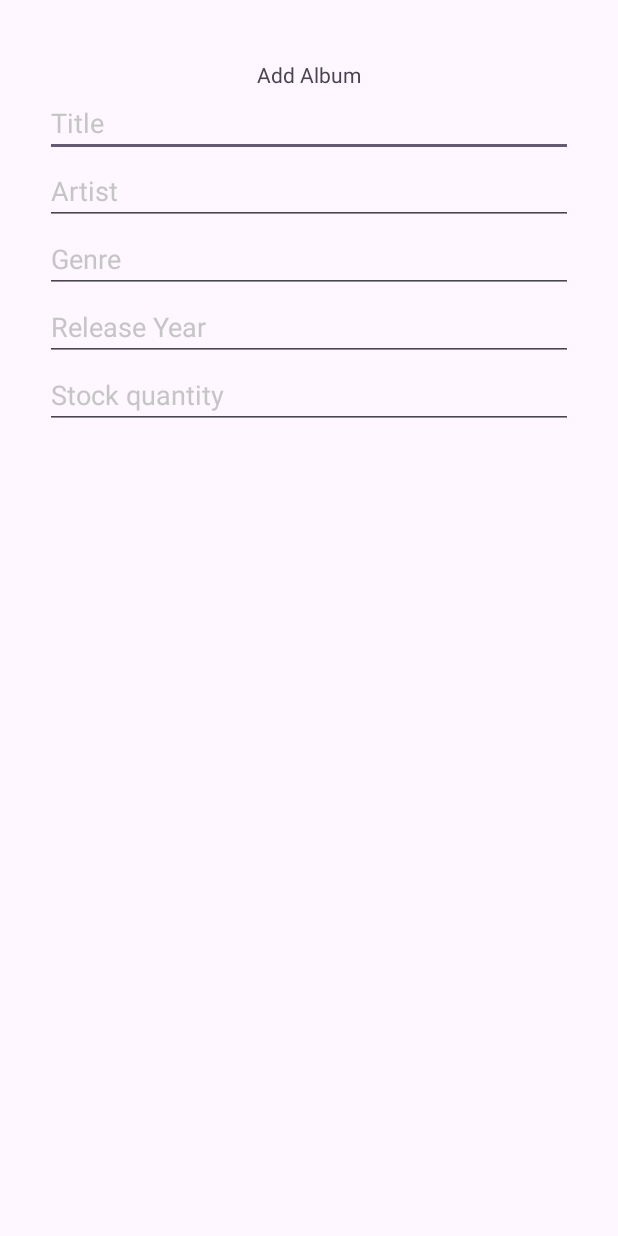
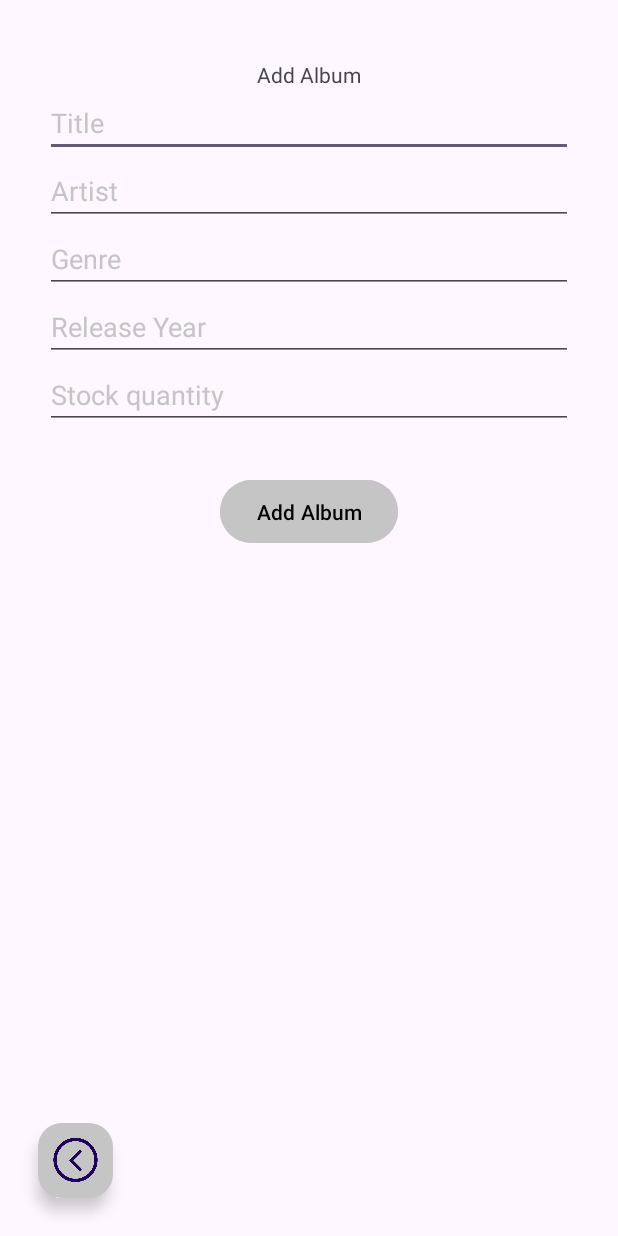
Before and after one commit to JcksonMCD/recordshop-android, an Android app: the AddNewAlbumActivity screen opened directly, with no data from a screen before it, on a phone screen of 412 x 824 dp. Run offline under Robolectric (Android 15) with nearby library versions, the phone set to English and light mode, and no system bars; our stand-ins replace data binding.

Commit message:
Feat: Buttons added to xml file for return to home page and submit album

```diff
--- a/app/src/main/res/layout/activity_add_new_album.xml
+++ b/app/src/main/res/layout/activity_add_new_album.xml
@@ -81,7 +81,30 @@
         android:layout_marginEnd="30dp"
         android:layout_marginStart="30dp"
         app:layout_constraintTop_toBottomOf="@+id/addReleaseYear"/>
+    <Button
+        android:layout_width="wrap_content"
+        android:layout_height="50dp"
+        app:layout_constraintTop_toBottomOf="@id/addStockQuantity"
+        app:layout_constraintEnd_toEndOf="parent"
+        app:layout_constraintStart_toStartOf="parent"
+        android:layout_marginTop="30dp"
+        android:text="Add Album"
+        android:backgroundTint="@color/grey"
+        android:textColor="@color/black"
+        android:textSize="14sp" />
 
+    <com.google.android.material.floatingactionbutton.FloatingActionButton
+        android:layout_width="50dp"
+        android:layout_height="50dp"
+        app:layout_constraintBottom_toBottomOf="parent"
+        app:layout_constraintStart_toStartOf="parent"
+        android:layout_marginStart="25dp"
+        android:layout_marginBottom="25dp"
+        android:src="@drawable/arrow_left"
+        app:maxImageSize="35dp"
+        android:backgroundTint="@color/grey"
+        app:fabCustomSize="50dp"
+        />
 
 
 
```
Also changed, not shown: app/src/main/res/drawable/arrow_left.png (added).
